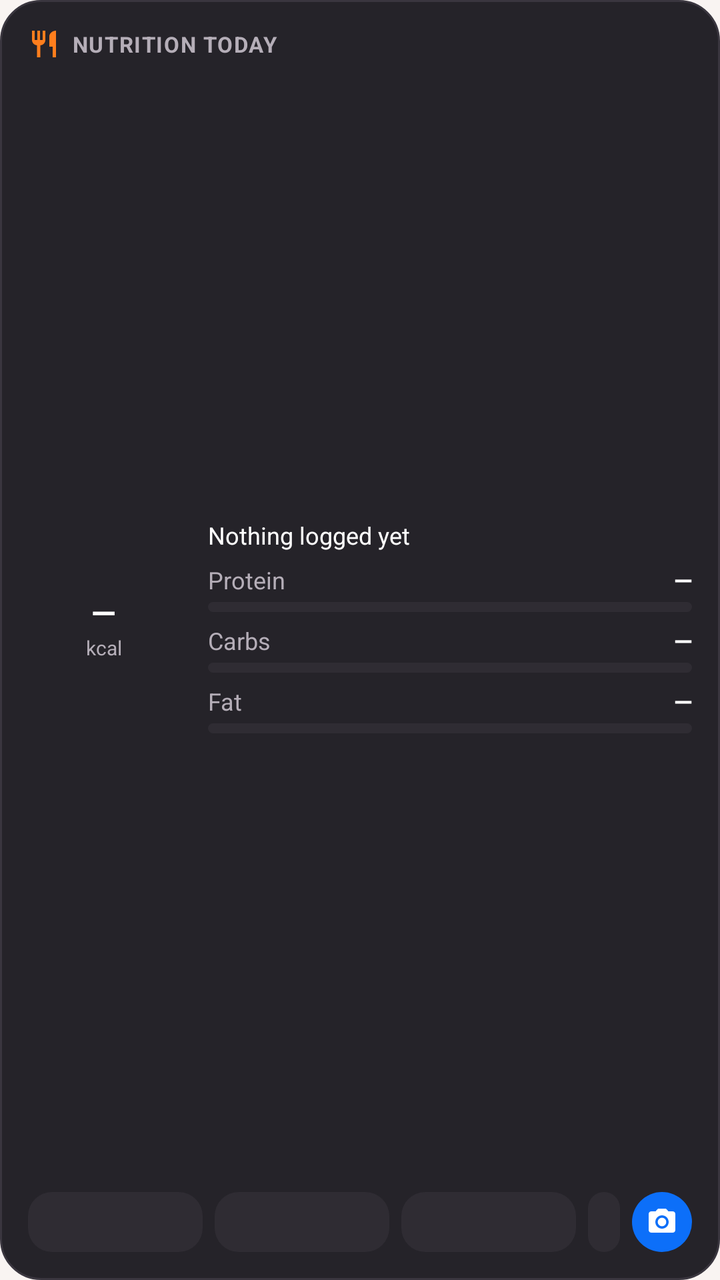
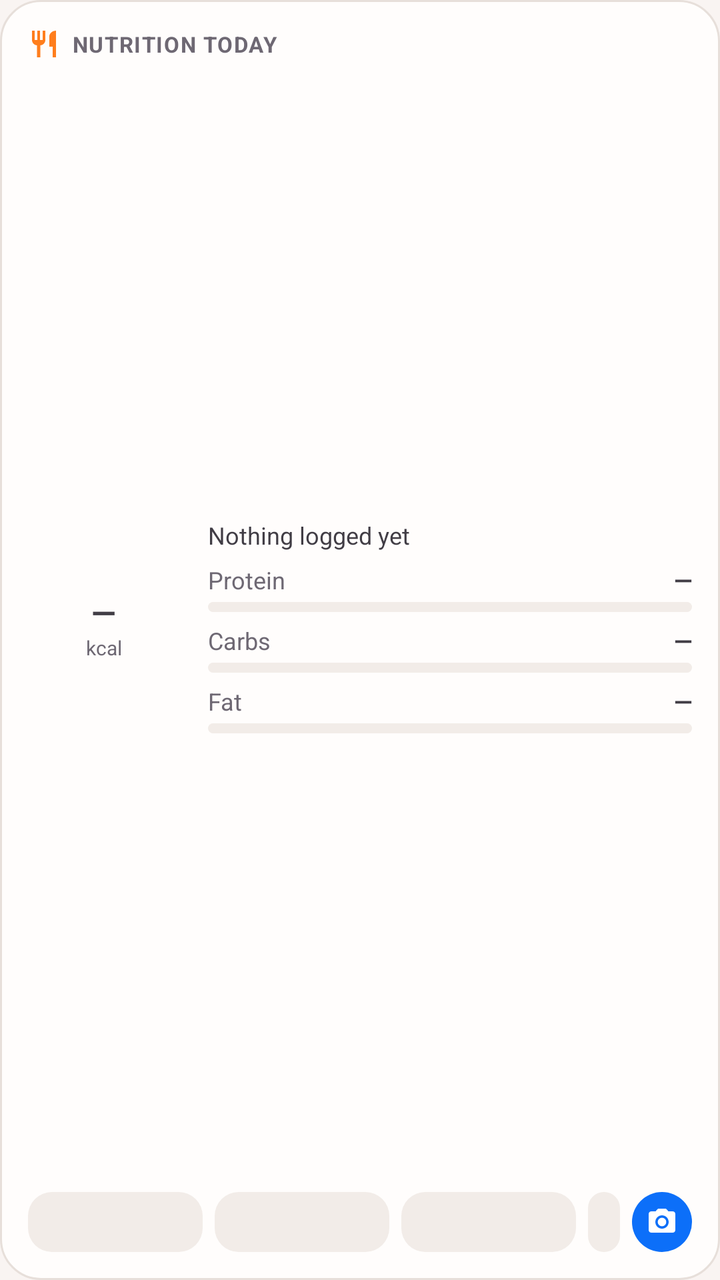

An Android layout rendered at two revisions. The XML below is the earlier revision; the diff shows what the commit changed to produce the second picture.
<!-- AndroidManifest.xml: application theme Theme.Hangry -->
<!-- res/layout/widget_nutrition.xml -->
<?xml version="1.0" encoding="utf-8"?>
<LinearLayout xmlns:android="http://schemas.android.com/apk/res/android"
    android:id="@+id/widget_nutrition_root"
    android:layout_width="match_parent"
    android:layout_height="match_parent"
    android:background="@drawable/bg_widget_surface"
    android:orientation="vertical"
    android:padding="14dp">

    <LinearLayout
        android:layout_width="match_parent"
        android:layout_height="wrap_content"
        android:gravity="center_vertical"
        android:orientation="horizontal">

        <ImageView
            android:layout_width="16dp"
            android:layout_height="16dp"
            android:src="@drawable/ic_widget_food"
            android:contentDescription="@null" />

        <TextView
            android:layout_width="0dp"
            android:layout_height="wrap_content"
            android:layout_marginStart="6dp"
            android:layout_weight="1"
            android:text="@string/widget_layout_nutrition_today"
            android:textColor="#B5AEB8"
            android:textSize="11sp"
            android:textStyle="bold"
            android:letterSpacing="0.05" />

        <TextView
            android:id="@+id/tv_nutrition_percent"
            android:layout_width="wrap_content"
            android:layout_height="wrap_content"
            android:background="@drawable/bg_widget_chip"
            android:paddingHorizontal="8dp"
            android:paddingVertical="2dp"
            android:text=""
            android:textColor="#FF7E1D"
            android:textSize="11sp"
            android:textStyle="bold"
            android:visibility="gone" />
    </LinearLayout>

    <LinearLayout
        android:layout_width="match_parent"
        android:layout_height="0dp"
        android:layout_marginTop="8dp"
        android:layout_weight="1"
        android:gravity="center_vertical"
        android:orientation="horizontal">

        <FrameLayout
            android:layout_width="76dp"
            android:layout_height="76dp">

            <ImageView
                android:id="@+id/iv_nutrition_ring"
                android:layout_width="match_parent"
                android:layout_height="match_parent"
                android:scaleType="fitCenter"
                android:contentDescription="@null" />

            <LinearLayout
                android:layout_width="wrap_content"
                android:layout_height="wrap_content"
                android:layout_gravity="center"
                android:gravity="center_horizontal"
                android:orientation="vertical">

                <TextView
                    android:id="@+id/tv_nutrition_value"
                    android:layout_width="wrap_content"
                    android:layout_height="wrap_content"
                    android:maxLines="1"
                    android:text="—"
                    android:textColor="#FFFFFF"
                    android:textSize="16sp"
                    android:textStyle="bold" />

                <TextView
                    android:layout_width="wrap_content"
                    android:layout_height="wrap_content"
                    android:text="@string/widget_layout_kcal"
                    android:textColor="#B5AEB8"
                    android:textSize="10sp" />
            </LinearLayout>
        </FrameLayout>

        <LinearLayout
            android:layout_width="0dp"
            android:layout_height="wrap_content"
            android:layout_marginStart="14dp"
            android:layout_weight="1"
            android:orientation="vertical">

            <TextView
                android:id="@+id/tv_nutrition_subtitle"
                android:layout_width="match_parent"
                android:layout_height="wrap_content"
                android:layout_marginBottom="6dp"
                android:ellipsize="end"
                android:maxLines="1"
                android:text="@string/widget_layout_nothing_logged_yet"
                android:textColor="#FFFFFF"
                android:textSize="12sp" />

            <LinearLayout
                android:layout_width="match_parent"
                android:layout_height="wrap_content"
                android:layout_marginTop="0dp"
                android:orientation="horizontal">

                <TextView
                    android:layout_width="0dp"
                    android:layout_height="wrap_content"
                    android:layout_weight="1"
                    android:text="@string/widget_layout_protein"
                    android:textColor="#B5AEB8"
                    android:textSize="12sp" />

                <TextView
                    android:id="@+id/tv_nutrition_protein"
                    android:layout_width="wrap_content"
                    android:layout_height="wrap_content"
                    android:text="—"
                    android:textColor="#FFFFFF"
                    android:textSize="12sp"
                    android:textStyle="bold" />
            </LinearLayout>

            <ProgressBar
                android:id="@+id/pb_nutrition_protein"
                style="@android:style/Widget.ProgressBar.Horizontal"
                android:layout_width="match_parent"
                android:layout_height="5dp"
                android:layout_marginTop="3dp"
                android:max="100"
                android:progress="0"
                android:progressDrawable="@drawable/bg_widget_progress_protein" />

            <LinearLayout
                android:layout_width="match_parent"
                android:layout_height="wrap_content"
                android:layout_marginTop="6dp"
                android:orientation="horizontal">

                <TextView
                    android:layout_width="0dp"
                    android:layout_height="wrap_content"
                    android:layout_weight="1"
                    android:text="@string/widget_layout_carbs"
                    android:textColor="#B5AEB8"
                    android:textSize="12sp" />

                <TextView
                    android:id="@+id/tv_nutrition_carbs"
                    android:layout_width="wrap_content"
                    android:layout_height="wrap_content"
                    android:text="—"
                    android:textColor="#FFFFFF"
                    android:textSize="12sp"
                    android:textStyle="bold" />
            </LinearLayout>

            <ProgressBar
                android:id="@+id/pb_nutrition_carbs"
                style="@android:style/Widget.ProgressBar.Horizontal"
                android:layout_width="match_parent"
                android:layout_height="5dp"
                android:layout_marginTop="3dp"
                android:max="100"
                android:progress="0"
                android:progressDrawable="@drawable/bg_widget_progress_carbs" />

            <LinearLayout
                android:layout_width="match_parent"
                android:layout_height="wrap_content"
                android:layout_marginTop="6dp"
                android:orientation="horizontal">

                <TextView
                    android:layout_width="0dp"
                    android:layout_height="wrap_content"
                    android:layout_weight="1"
                    android:text="@string/widget_layout_fat"
                    android:textColor="#B5AEB8"
                    android:textSize="12sp" />

                <TextView
                    android:id="@+id/tv_nutrition_fat"
                    android:layout_width="wrap_content"
                    android:layout_height="wrap_content"
                    android:text="—"
                    android:textColor="#FFFFFF"
                    android:textSize="12sp"
                    android:textStyle="bold" />
            </LinearLayout>

            <ProgressBar
                android:id="@+id/pb_nutrition_fat"
                style="@android:style/Widget.ProgressBar.Horizontal"
                android:layout_width="match_parent"
                android:layout_height="5dp"
                android:layout_marginTop="3dp"
                android:max="100"
                android:progress="0"
                android:progressDrawable="@drawable/bg_widget_progress_fat" />

        </LinearLayout>
    </LinearLayout>

    <LinearLayout
        android:layout_width="match_parent"
        android:layout_height="wrap_content"
        android:layout_marginTop="8dp"
        android:gravity="center_vertical"
        android:orientation="horizontal">

        <TextView
            android:id="@+id/btn_nutrition_add_1"
            android:layout_width="0dp"
            android:layout_height="30dp"
            android:layout_marginEnd="6dp"
            android:layout_weight="1"
            android:background="@drawable/bg_widget_chip"
            android:ellipsize="end"
            android:gravity="center"
            android:maxLines="1"
            android:paddingHorizontal="8dp"
            android:text=""
            android:textColor="#FFFFFF"
            android:textSize="11sp"
            android:textStyle="bold" />

        <TextView
            android:id="@+id/btn_nutrition_add_2"
            android:layout_width="0dp"
            android:layout_height="30dp"
            android:layout_marginEnd="6dp"
            android:layout_weight="1"
            android:background="@drawable/bg_widget_chip"
            android:ellipsize="end"
            android:gravity="center"
            android:maxLines="1"
            android:paddingHorizontal="8dp"
            android:text=""
            android:textColor="#FFFFFF"
            android:textSize="11sp"
            android:textStyle="bold" />

        <TextView
            android:id="@+id/btn_nutrition_add_3"
            android:layout_width="0dp"
            android:layout_height="30dp"
            android:layout_marginEnd="6dp"
            android:layout_weight="1"
            android:background="@drawable/bg_widget_chip"
            android:ellipsize="end"
            android:gravity="center"
            android:maxLines="1"
            android:paddingHorizontal="8dp"
            android:text=""
            android:textColor="#FFFFFF"
            android:textSize="11sp"
            android:textStyle="bold" />

        <TextView
            android:id="@+id/btn_nutrition_water"
            android:layout_width="wrap_content"
            android:layout_height="30dp"
            android:layout_marginEnd="6dp"
            android:background="@drawable/bg_widget_chip"
            android:gravity="center"
            android:maxLines="1"
            android:paddingHorizontal="8dp"
            android:text=""
            android:textColor="#7DBBFF"
            android:textSize="11sp"
            android:textStyle="bold" />

        <ImageView
            android:id="@+id/btn_nutrition_camera"
            android:layout_width="30dp"
            android:layout_height="30dp"
            android:background="@drawable/bg_widget_icon_button"
            android:contentDescription="@string/widget_layout_snap_a_meal"
            android:padding="7dp"
            android:src="@drawable/ic_widget_camera" />
    </LinearLayout>
</LinearLayout>
<!-- resources referenced by this layout -->
<resources>
  <!-- drawable bg_widget_chip (drawable) -->
  <?xml version="1.0" encoding="utf-8"?>
  <shape xmlns:android="http://schemas.android.com/apk/res/android"
      android:shape="rectangle">
      <solid android:color="#2F2C33" />
      <corners android:radius="12dp" />
  </shape>
  <!-- drawable bg_widget_icon_button (drawable) -->
  <?xml version="1.0" encoding="utf-8"?>
  <shape xmlns:android="http://schemas.android.com/apk/res/android"
      android:shape="oval">
      <solid android:color="#0C6FF9" />
  </shape>
  <!-- drawable bg_widget_progress_carbs (drawable) -->
  <?xml version="1.0" encoding="utf-8"?>
  <layer-list xmlns:android="http://schemas.android.com/apk/res/android">
      <item android:id="@android:id/background">
          <shape android:shape="rectangle">
              <solid android:color="#2F2C33" />
              <corners android:radius="3dp" />
          </shape>
      </item>
      <item android:id="@android:id/progress">
          <clip>
              <shape android:shape="rectangle">
                  <solid android:color="#01A652" />
                  <corners android:radius="3dp" />
              </shape>
          </clip>
      </item>
  </layer-list>
  <!-- drawable bg_widget_progress_fat (drawable) -->
  <?xml version="1.0" encoding="utf-8"?>
  <layer-list xmlns:android="http://schemas.android.com/apk/res/android">
      <item android:id="@android:id/background">
          <shape android:shape="rectangle">
              <solid android:color="#2F2C33" />
              <corners android:radius="3dp" />
          </shape>
      </item>
      <item android:id="@android:id/progress">
          <clip>
              <shape android:shape="rectangle">
                  <solid android:color="#FFCE00" />
                  <corners android:radius="3dp" />
              </shape>
          </clip>
      </item>
  </layer-list>
  <!-- drawable bg_widget_progress_protein (drawable) -->
  <?xml version="1.0" encoding="utf-8"?>
  <layer-list xmlns:android="http://schemas.android.com/apk/res/android">
      <item android:id="@android:id/background">
          <shape android:shape="rectangle">
              <solid android:color="#2F2C33" />
              <corners android:radius="3dp" />
          </shape>
      </item>
      <item android:id="@android:id/progress">
          <clip>
              <shape android:shape="rectangle">
                  <solid android:color="#6AA8FF" />
                  <corners android:radius="3dp" />
              </shape>
          </clip>
      </item>
  </layer-list>
  <!-- drawable bg_widget_surface (drawable) -->
  <?xml version="1.0" encoding="utf-8"?>
  <shape xmlns:android="http://schemas.android.com/apk/res/android"
      android:shape="rectangle">
      <solid android:color="#252329" />
      <corners android:radius="20dp" />
      <stroke
          android:width="1dp"
          android:color="#3A363F" />
  </shape>
  <string name="widget_layout_carbs">Carbs</string>
  <string name="widget_layout_fat">Fat</string>
  <string name="widget_layout_kcal">kcal</string>
  <string name="widget_layout_nothing_logged_yet">Nothing logged yet</string>
  <string name="widget_layout_nutrition_today">NUTRITION TODAY</string>
  <string name="widget_layout_protein">Protein</string>
  <string name="widget_layout_snap_a_meal">Snap a meal</string>
  <color name="brand_cream">#FFF9F4F2</color>
  <!-- unchanged entries left out for length: 3 -->
</resources>

<!-- the commit's change to res/layout/widget_nutrition.xml (unified diff, before → after) -->
@@ -25,7 +25,7 @@
             android:layout_marginStart="6dp"
             android:layout_weight="1"
             android:text="@string/widget_layout_nutrition_today"
-            android:textColor="#B5AEB8"
+            android:textColor="@color/widget_text_secondary"
             android:textSize="11sp"
             android:textStyle="bold"
             android:letterSpacing="0.05" />
@@ -38,7 +38,7 @@
             android:paddingHorizontal="8dp"
             android:paddingVertical="2dp"
             android:text=""
-            android:textColor="#FF7E1D"
+            android:textColor="@color/widget_orange"
             android:textSize="11sp"
             android:textStyle="bold"
             android:visibility="gone" />
@@ -76,7 +76,7 @@
                     android:layout_height="wrap_content"
                     android:maxLines="1"
                     android:text="—"
-                    android:textColor="#FFFFFF"
+                    android:textColor="@color/widget_text"
                     android:textSize="16sp"
                     android:textStyle="bold" />
 
@@ -84,7 +84,7 @@
                     android:layout_width="wrap_content"
                     android:layout_height="wrap_content"
                     android:text="@string/widget_layout_kcal"
-                    android:textColor="#B5AEB8"
+                    android:textColor="@color/widget_text_secondary"
                     android:textSize="10sp" />
             </LinearLayout>
         </FrameLayout>
@@ -104,7 +104,7 @@
                 android:ellipsize="end"
                 android:maxLines="1"
                 android:text="@string/widget_layout_nothing_logged_yet"
-                android:textColor="#FFFFFF"
+                android:textColor="@color/widget_text"
                 android:textSize="12sp" />
 
             <LinearLayout
@@ -118,7 +118,7 @@
                     android:layout_height="wrap_content"
                     android:layout_weight="1"
                     android:text="@string/widget_layout_protein"
-                    android:textColor="#B5AEB8"
+                    android:textColor="@color/widget_text_secondary"
                     android:textSize="12sp" />
 
                 <TextView
@@ -126,7 +126,7 @@
                     android:layout_width="wrap_content"
                     android:layout_height="wrap_content"
                     android:text="—"
-                    android:textColor="#FFFFFF"
+                    android:textColor="@color/widget_text"
                     android:textSize="12sp"
                     android:textStyle="bold" />
             </LinearLayout>
@@ -152,7 +152,7 @@
                     android:layout_height="wrap_content"
                     android:layout_weight="1"
                     android:text="@string/widget_layout_carbs"
-                    android:textColor="#B5AEB8"
+                    android:textColor="@color/widget_text_secondary"
                     android:textSize="12sp" />
 
                 <TextView
@@ -160,7 +160,7 @@
                     android:layout_width="wrap_content"
                     android:layout_height="wrap_content"
                     android:text="—"
-                    android:textColor="#FFFFFF"
+                    android:textColor="@color/widget_text"
                     android:textSize="12sp"
                     android:textStyle="bold" />
             </LinearLayout>
@@ -186,7 +186,7 @@
                     android:layout_height="wrap_content"
                     android:layout_weight="1"
                     android:text="@string/widget_layout_fat"
-                    android:textColor="#B5AEB8"
+                    android:textColor="@color/widget_text_secondary"
                     android:textSize="12sp" />
 
                 <TextView
@@ -194,7 +194,7 @@
                     android:layout_width="wrap_content"
                     android:layout_height="wrap_content"
                     android:text="—"
-                    android:textColor="#FFFFFF"
+                    android:textColor="@color/widget_text"
                     android:textSize="12sp"
                     android:textStyle="bold" />
             </LinearLayout>
@@ -231,7 +231,7 @@
             android:maxLines="1"
             android:paddingHorizontal="8dp"
             android:text=""
-            android:textColor="#FFFFFF"
+            android:textColor="@color/widget_text"
             android:textSize="11sp"
             android:textStyle="bold" />
 
@@ -247,7 +247,7 @@
             android:maxLines="1"
             android:paddingHorizontal="8dp"
             android:text=""
-            android:textColor="#FFFFFF"
+            android:textColor="@color/widget_text"
             android:textSize="11sp"
             android:textStyle="bold" />
 
@@ -263,7 +263,7 @@
             android:maxLines="1"
             android:paddingHorizontal="8dp"
             android:text=""
-            android:textColor="#FFFFFF"
+            android:textColor="@color/widget_text"
             android:textSize="11sp"
             android:textStyle="bold" />
 
@@ -277,7 +277,7 @@
             android:maxLines="1"
             android:paddingHorizontal="8dp"
             android:text=""
-            android:textColor="#7DBBFF"
+            android:textColor="@color/widget_water"
             android:textSize="11sp"
             android:textStyle="bold" />
 
<!-- resource entries referenced after the edit -->
@@ -1,10 +1,14 @@
 <!-- resources referenced by this layout -->
 <resources>
+  <color name="widget_orange">#FF7E1D</color>
+  <color name="widget_text">#FFFFFF</color>
+  <color name="widget_text_secondary">#B5AEB8</color>
+  <color name="widget_water">#7DBBFF</color>
   <!-- drawable bg_widget_chip (drawable) -->
   <?xml version="1.0" encoding="utf-8"?>
   <shape xmlns:android="http://schemas.android.com/apk/res/android"
       android:shape="rectangle">
-      <solid android:color="#2F2C33" />
+      <solid android:color="@color/widget_track" />
       <corners android:radius="12dp" />
   </shape>
   <!-- drawable bg_widget_icon_button (drawable) -->
@@ -18,7 +22,7 @@
   <layer-list xmlns:android="http://schemas.android.com/apk/res/android">
       <item android:id="@android:id/background">
           <shape android:shape="rectangle">
-              <solid android:color="#2F2C33" />
+              <solid android:color="@color/widget_track" />
               <corners android:radius="3dp" />
           </shape>
       </item>
@@ -36,7 +40,7 @@
   <layer-list xmlns:android="http://schemas.android.com/apk/res/android">
       <item android:id="@android:id/background">
           <shape android:shape="rectangle">
-              <solid android:color="#2F2C33" />
+              <solid android:color="@color/widget_track" />
               <corners android:radius="3dp" />
           </shape>
       </item>
@@ -54,7 +58,7 @@
   <layer-list xmlns:android="http://schemas.android.com/apk/res/android">
       <item android:id="@android:id/background">
           <shape android:shape="rectangle">
-              <solid android:color="#2F2C33" />
+              <solid android:color="@color/widget_track" />
               <corners android:radius="3dp" />
           </shape>
       </item>
@@ -71,11 +75,11 @@
   <?xml version="1.0" encoding="utf-8"?>
   <shape xmlns:android="http://schemas.android.com/apk/res/android"
       android:shape="rectangle">
-      <solid android:color="#252329" />
+      <solid android:color="@color/widget_surface" />
       <corners android:radius="20dp" />
       <stroke
           android:width="1dp"
-          android:color="#3A363F" />
+          android:color="@color/widget_outline" />
   </shape>
   <string name="widget_layout_carbs">Carbs</string>
   <string name="widget_layout_fat">Fat</string>
@@ -84,6 +88,9 @@
   <string name="widget_layout_nutrition_today">NUTRITION TODAY</string>
   <string name="widget_layout_protein">Protein</string>
   <string name="widget_layout_snap_a_meal">Snap a meal</string>
+  <color name="widget_track">#2F2C33</color>
+  <color name="widget_surface">#252329</color>
+  <color name="widget_outline">#3A363F</color>
   <color name="brand_cream">#FFF9F4F2</color>
   <!-- unchanged entries left out for length: 3 -->
 </resources>
